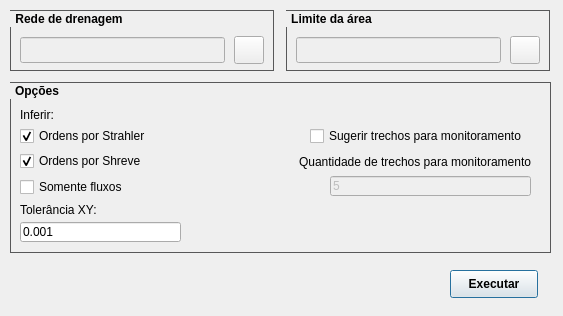
Old version of the form hydroflow_dialog_base.ui in the repository hruzeda/hydroflow_python_plugin.
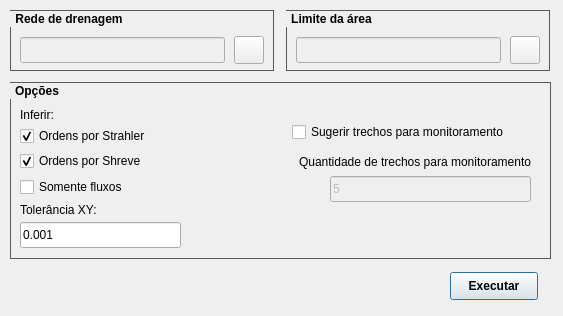
New version of the form. Icons and pictures are not drawn.

```diff
--- a/hydroflow_dialog_base.ui
+++ b/hydroflow_dialog_base.ui
@@ -30,7 +30,7 @@
    <property name="geometry">
     <rect>
      <x>450</x>
-     <y>270</y>
+     <y>272</y>
      <width>88</width>
      <height>28</height>
     </rect>
@@ -104,7 +104,7 @@
      <x>10</x>
      <y>82</y>
      <width>541</width>
-     <height>171</height>
+     <height>177</height>
     </rect>
    </property>
    <property name="font">
@@ -149,7 +149,7 @@
       <x>10</x>
       <y>140</y>
       <width>161</width>
-      <height>20</height>
+      <height>26</height>
      </rect>
     </property>
     <property name="text">
@@ -190,7 +190,7 @@
      <rect>
       <x>10</x>
       <y>45</y>
-      <width>131</width>
+      <width>151</width>
       <height>18</height>
      </rect>
     </property>
@@ -220,12 +220,15 @@
    <widget class="QCheckBox" name="checkBox_MonitorPoint">
     <property name="geometry">
      <rect>
-      <x>300</x>
-      <y>45</y>
-      <width>221</width>
-      <height>18</height>
+      <x>282</x>
+      <y>40</y>
+      <width>260</width>
+      <height>20</height>
      </rect>
     </property>
+    <property name="layoutDirection">
+     <enum>Qt::LayoutDirection::LeftToRight</enum>
+    </property>
     <property name="text">
      <string>Sugerir trechos para monitoramento</string>
     </property>
@@ -233,9 +236,9 @@
    <widget class="QLabel" name="label_4">
     <property name="geometry">
      <rect>
-      <x>270</x>
+      <x>240</x>
       <y>70</y>
-      <width>251</width>
+      <width>281</width>
       <height>20</height>
      </rect>
     </property>
@@ -258,7 +261,7 @@
       <x>320</x>
       <y>94</y>
       <width>201</width>
-      <height>20</height>
+      <height>26</height>
      </rect>
     </property>
     <property name="text">
```
